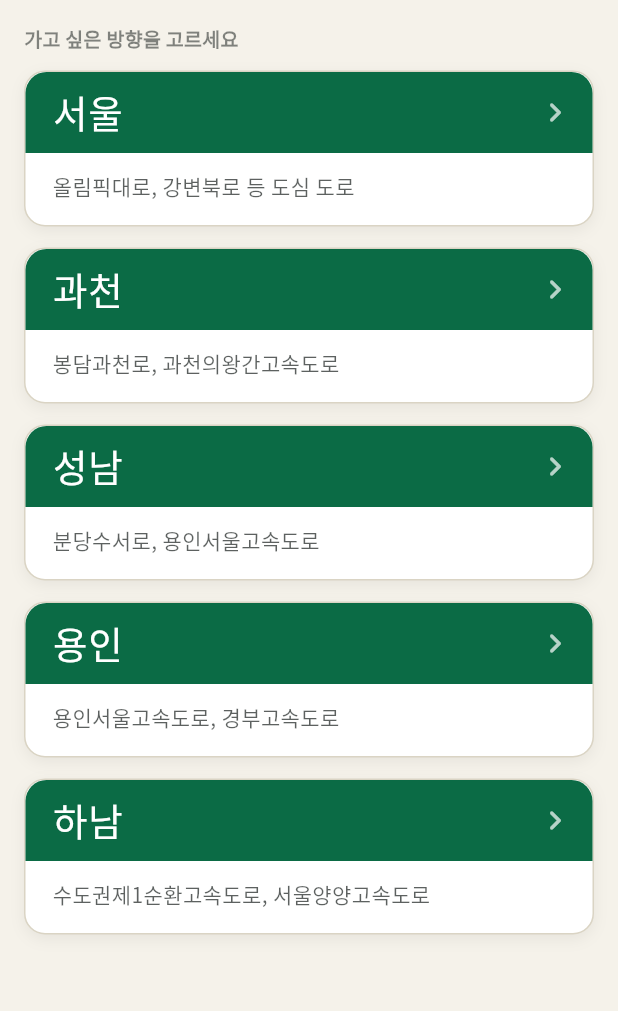
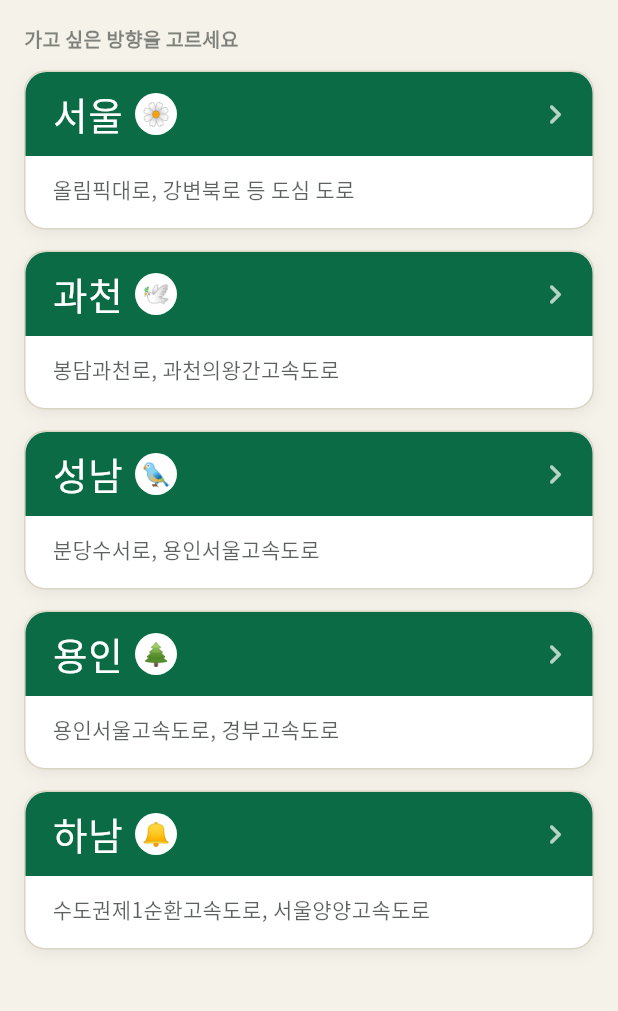
Before and after one commit to seoulJjin/traffic_data, a Flutter app: the screen it shows after launch, on a phone screen of 412 x 824 dp, the part 84-1095 px from its top. Run offline on Flutter 3.47's test engine with Material 3 defaults, Android fonts, the phone set to English and light mode, and no system bars; our stand-ins replace flutter_dotenv, geolocator, google_fonts.

Commit message:
시 상징 이모지 배지 추가, 도로 목록에 실제 고속도로/자동차전용도로 표지 마크 적용

```diff
--- a/lib/data/regions.dart
+++ b/lib/data/regions.dart
@@ -4,35 +4,47 @@ import '../models/region.dart';
 /// 서울 주요 도로 + 경기 4개 시 권역 목록.
 /// 좌표는 각 지역 시청(또는 대표 지점) 기준이며,
 /// roadNames는 ITS 국가교통정보센터 API의 실제 도로명(roadName)과 일치합니다.
+/// symbolEmoji는 각 시가 공식 지정한 시화/시목/시조 중 다른 권역과 겹치지 않는
+/// 것을 골라 표현했습니다 (공식 CI 로고는 저작권 문제로 사용하지 않음).
 const List<Region> regions = [
   Region(
     name: '서울',
     description: '올림픽대로, 강변북로 등 도심 도로',
     center: LatLng(37.5665, 126.9780), // 서울시청
     roadNames: ['올림픽대로', '강변북로', '내부순환도로', '동부간선도로', '서부간선도로', '북부간선도로'],
+    symbolEmoji: '🌼',
+    symbolLabel: '서울특별시 시화 개나리',
   ),
   Region(
     name: '과천',
     description: '봉담과천로, 과천의왕간고속도로',
     center: LatLng(37.4292, 126.9950), // 과천시청
     roadNames: ['봉담과천로', '과천의왕간고속도로'],
+    symbolEmoji: '🕊️',
+    symbolLabel: '과천시 시조 비둘기',
   ),
   Region(
     name: '성남',
     description: '분당수서로, 용인서울고속도로',
     center: LatLng(37.4200, 127.1265), // 성남시청
     roadNames: ['분당수서로', '용인서울고속도로'],
+    symbolEmoji: '🐦',
+    symbolLabel: '성남시 시조 까치',
   ),
   Region(
     name: '용인',
     description: '용인서울고속도로, 경부고속도로',
     center: LatLng(37.2411, 127.1776), // 용인시청
     roadNames: ['용인서울고속도로', '경부고속도로'],
+    symbolEmoji: '🌲',
+    symbolLabel: '용인시 시목 전나무',
   ),
   Region(
     name: '하남',
     description: '수도권제1순환고속도로, 서울양양고속도로',
     center: LatLng(37.5393, 127.2148), // 하남시청
     roadNames: ['수도권제1순환고속도로', '서울양양고속도로'],
+    symbolEmoji: '🔔',
+    symbolLabel: '하남시 시화 은방울꽃',
   ),
 ];
--- a/lib/models/region.dart
+++ b/lib/models/region.dart
@@ -9,11 +9,20 @@ class Region {
   /// ITS 국가교통정보센터 API의 roadName과 정확히 일치해야 하는 도로명 목록.
   final List<String> roadNames;
 
+  /// 해당 시가 공식 지정한 상징(시화/시목/시조 등)을 나타내는 이모지.
+  /// 실제 CI 로고는 저작권/상표 문제가 있어, 공적으로 지정된 자연 상징으로 대신합니다.
+  final String symbolEmoji;
+
+  /// [symbolEmoji]가 어떤 상징인지 설명하는 텍스트 (접근성/툴팁용).
+  final String symbolLabel;
+
   const Region({
     required this.name,
     required this.description,
     required this.center,
     required this.roadNames,
+    required this.symbolEmoji,
+    required this.symbolLabel,
   });
 
   /// 이 권역의 중심 좌표를 기준으로 한 조회용 경계 상자(bounding box).
--- a/lib/screens/region_list_screen.dart
+++ b/lib/screens/region_list_screen.dart
@@ -88,8 +88,7 @@ class _RegionCard extends StatelessWidget {
                 ),
                 child: Row(
                   children: [
-                    Expanded(
-                      child: Text(
+                    Text(
                       region.name,
                       style: GoogleFonts.blackHanSans(
                         color: Colors.white,
@@ -98,7 +97,21 @@ class _RegionCard extends StatelessWidget {
                         height: 1,
                       ),
                     ),
+                    const SizedBox(width: 8),
+                    Tooltip(
+                      message: region.symbolLabel,
+                      child: Container(
+                        width: 28,
+                        height: 28,
+                        decoration: const BoxDecoration(
+                          color: Colors.white,
+                          shape: BoxShape.circle,
                         ),
+                        alignment: Alignment.center,
+                        child: Text(region.symbolEmoji, style: const TextStyle(fontSize: 15)),
+                      ),
+                    ),
+                    const Spacer(),
                     const Icon(Icons.chevron_right_rounded, color: Colors.white70, size: 26),
                   ],
                 ),
```
Also changed, not shown: lib/data/road_signage.dart (added, +32 -0 lines), lib/screens/map_screen.dart (+2 -5 lines), lib/widgets/road_sign_badge.dart (added, +128 -0 lines), lib/widgets/route_shield.dart (deleted, +0 -49 lines). Lines whose indentation alone changed are shown as unchanged.
